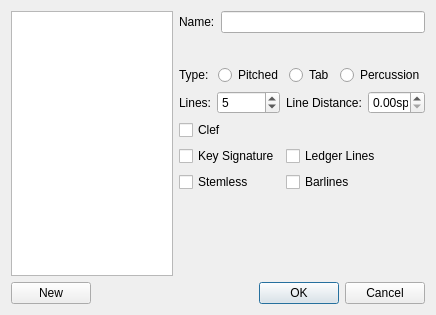
This is mscore/mscore/stafftype.ui in musescore/musescore-old as Qt 5 draws it before an edit. The edited form follows.
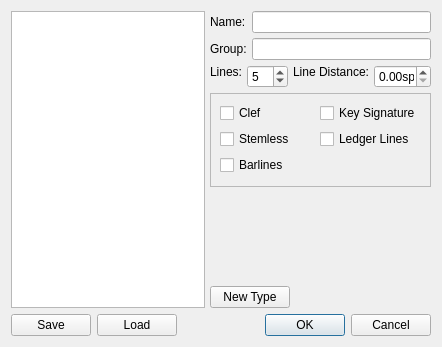
This is the edited form.

Commit message: edit staff type updates

What changed in the file:
```diff
--- a/mscore/mscore/stafftype.ui
+++ b/mscore/mscore/stafftype.ui
@@ -6,15 +6,20 @@
    <rect>
     <x>0</x>
     <y>0</y>
-    <width>436</width>
-    <height>315</height>
+    <width>442</width>
+    <height>347</height>
    </rect>
   </property>
   <property name="windowTitle">
    <string>MuseScore: Edit Staff Type</string>
   </property>
-  <layout class="QGridLayout" name="gridLayout">
-   <item row="0" column="0" rowspan="8">
+  <layout class="QVBoxLayout" name="verticalLayout_2">
+   <item>
+    <layout class="QHBoxLayout" name="horizontalLayout_4">
+     <property name="spacing">
+      <number>5</number>
+     </property>
+     <item>
     <widget class="QListWidget" name="staffTypeList">
      <property name="sizePolicy">
       <sizepolicy hsizetype="Preferred" vsizetype="Expanding">
@@ -27,63 +32,70 @@
      </property>
     </widget>
    </item>
-   <item row="0" column="1" colspan="2">
+     <item>
+      <layout class="QVBoxLayout" name="verticalLayout">
+       <property name="spacing">
+        <number>5</number>
+       </property>
+       <item>
     <layout class="QFormLayout" name="formLayout_3">
-     <item row="0" column="0">
+         <property name="fieldGrowthPolicy">
+          <enum>QFormLayout::ExpandingFieldsGrow</enum>
+         </property>
+         <item row="1" column="0">
       <widget class="QLabel" name="label">
        <property name="text">
         <string>Name:</string>
        </property>
       </widget>
      </item>
-     <item row="0" column="1">
+         <item row="1" column="1">
       <widget class="QLineEdit" name="name"/>
      </item>
-    </layout>
-   </item>
-   <item row="2" column="1" colspan="2">
-    <layout class="QHBoxLayout" name="horizontalLayout">
-     <item>
+         <item row="2" column="0">
       <widget class="QLabel" name="label_2">
        <property name="text">
-        <string>Type:</string>
+            <string>Group:</string>
        </property>
       </widget>
      </item>
-     <item>
-      <widget class="QRadioButton" name="typePitched">
-       <property name="text">
-        <string>Pitched</string>
-       </property>
-      </widget>
-     </item>
-     <item>
-      <widget class="QRadioButton" name="typeTab">
-       <property name="text">
-        <string>Tab</string>
-       </property>
-      </widget>
-     </item>
-     <item>
-      <widget class="QRadioButton" name="typePercussion">
-       <property name="text">
-        <string>Percussion</string>
+         <item row="2" column="1">
+          <widget class="QLineEdit" name="staffGroup">
+           <property name="readOnly">
+            <bool>true</bool>
        </property>
       </widget>
      </item>
     </layout>
    </item>
-   <item row="3" column="1">
+       <item>
+        <layout class="QHBoxLayout" name="horizontalLayout_3">
+         <item>
     <layout class="QFormLayout" name="formLayout">
      <item row="0" column="0">
       <widget class="QLabel" name="label_3">
+             <property name="sizePolicy">
+              <sizepolicy hsizetype="Fixed" vsizetype="Fixed">
+               <horstretch>0</horstretch>
+               <verstretch>0</verstretch>
+              </sizepolicy>
+             </property>
        <property name="text">
         <string>Lines:</string>
        </property>
+             <property name="margin">
+              <number>5</number>
+             </property>
       </widget>
      </item>
      <item row="0" column="1">
       <widget class="QSpinBox" name="lines">
+             <property name="sizePolicy">
+              <sizepolicy hsizetype="Preferred" vsizetype="Fixed">
+               <horstretch>0</horstretch>
+               <verstretch>0</verstretch>
+              </sizepolicy>
+             </property>
        <property name="minimum">
         <number>1</number>
        </property>
@@ -97,13 +109,25 @@
      </item>
     </layout>
    </item>
-   <item row="3" column="2">
+         <item>
     <layout class="QFormLayout" name="formLayout_2">
      <item row="0" column="0">
       <widget class="QLabel" name="label_4">
+             <property name="sizePolicy">
+              <sizepolicy hsizetype="Fixed" vsizetype="Fixed">
+               <horstretch>0</horstretch>
+               <verstretch>0</verstretch>
+              </sizepolicy>
+             </property>
        <property name="text">
         <string>Line Distance:</string>
        </property>
+             <property name="alignment">
+              <set>Qt::AlignRight|Qt::AlignTrailing|Qt::AlignVCenter</set>
+             </property>
+             <property name="margin">
+              <number>5</number>
+             </property>
       </widget>
      </item>
      <item row="0" column="1">
@@ -121,35 +145,89 @@
      </item>
     </layout>
    </item>
-   <item row="4" column="1">
-    <widget class="QCheckBox" name="useClef">
+        </layout>
+       </item>
+       <item>
+        <widget class="QStackedWidget" name="stack">
+         <property name="frameShape">
+          <enum>QFrame::StyledPanel</enum>
+         </property>
+         <property name="frameShadow">
+          <enum>QFrame::Sunken</enum>
+         </property>
+         <property name="lineWidth">
+          <number>2</number>
+         </property>
+         <property name="currentIndex">
+          <number>0</number>
+         </property>
+         <widget class="QWidget" name="page">
+          <layout class="QGridLayout" name="gridLayout">
+           <item row="3" column="0">
+            <widget class="QCheckBox" name="useBarlines">
+             <property name="text">
+              <string>Barlines</string>
+             </property>
+            </widget>
+           </item>
+           <item row="0" column="0">
+            <widget class="QCheckBox" name="useClefPitched">
+             <property name="toolTip">
+              <string/>
+             </property>
      <property name="text">
       <string>Clef</string>
      </property>
     </widget>
    </item>
-   <item row="5" column="1">
+           <item row="2" column="0">
+            <widget class="QCheckBox" name="stemless">
+             <property name="text">
+              <string>Stemless</string>
+             </property>
+            </widget>
+           </item>
+           <item row="0" column="1">
     <widget class="QCheckBox" name="useKeysig">
      <property name="text">
       <string>Key Signature</string>
      </property>
     </widget>
    </item>
-   <item row="5" column="2">
+           <item row="2" column="1">
     <widget class="QCheckBox" name="useLedgerLines">
      <property name="text">
       <string>Ledger Lines</string>
      </property>
     </widget>
    </item>
-   <item row="6" column="2">
-    <widget class="QCheckBox" name="useBarlines">
+          </layout>
+         </widget>
+         <widget class="QWidget" name="page_2">
+          <layout class="QGridLayout" name="gridLayout_2">
+           <item row="0" column="0">
+            <widget class="QCheckBox" name="useClefTablature">
      <property name="text">
-      <string>Barlines</string>
+              <string>Clef</string>
      </property>
     </widget>
    </item>
-   <item row="7" column="1">
+          </layout>
+         </widget>
+         <widget class="QWidget" name="page_3">
+          <layout class="QGridLayout" name="gridLayout_3">
+           <item row="0" column="0">
+            <widget class="QCheckBox" name="useClef_Percussion">
+             <property name="text">
+              <string>Clef</string>
+             </property>
+            </widget>
+           </item>
+          </layout>
+         </widget>
+        </widget>
+       </item>
+       <item>
     <spacer name="verticalSpacer">
      <property name="orientation">
       <enum>Qt::Vertical</enum>
@@ -157,17 +235,52 @@
      <property name="sizeHint" stdset="0">
       <size>
        <width>20</width>
-       <height>40</height>
+           <height>68</height>
       </size>
      </property>
     </spacer>
    </item>
-   <item row="8" column="0" colspan="3">
-    <layout class="QHBoxLayout" name="horizontalLayout_2">
+       <item>
+        <layout class="QHBoxLayout" name="horizontalLayout">
      <item>
       <widget class="QPushButton" name="newType">
        <property name="text">
-        <string>New</string>
+            <string>New Type</string>
+           </property>
+          </widget>
+         </item>
+         <item>
+          <spacer name="horizontalSpacer_2">
+           <property name="orientation">
+            <enum>Qt::Horizontal</enum>
+           </property>
+           <property name="sizeHint" stdset="0">
+            <size>
+             <width>40</width>
+             <height>20</height>
+            </size>
+           </property>
+          </spacer>
+         </item>
+        </layout>
+       </item>
+      </layout>
+     </item>
+    </layout>
+   </item>
+   <item>
+    <layout class="QHBoxLayout" name="horizontalLayout_2">
+     <item>
+      <widget class="QPushButton" name="save">
+       <property name="text">
+        <string>Save</string>
+       </property>
+      </widget>
+     </item>
+     <item>
+      <widget class="QPushButton" name="load">
+       <property name="text">
+        <string>Load</string>
        </property>
       </widget>
      </item>
@@ -196,29 +309,6 @@
      </item>
     </layout>
    </item>
-   <item row="1" column="1">
-    <spacer name="verticalSpacer_2">
-     <property name="orientation">
-      <enum>Qt::Vertical</enum>
-     </property>
-     <property name="sizeType">
-      <enum>QSizePolicy::Fixed</enum>
-     </property>
-     <property name="sizeHint" stdset="0">
-      <size>
-       <width>20</width>
-       <height>20</height>
-      </size>
-     </property>
-    </spacer>
-   </item>
-   <item row="6" column="1">
-    <widget class="QCheckBox" name="stemless">
-     <property name="text">
-      <string>Stemless</string>
-     </property>
-    </widget>
-   </item>
   </layout>
  </widget>
  <resources/>
```
Left out of the diff: 3 changed lines with no effect on the pictures. Lines whose indentation alone changed are shown as unchanged. The commit also changes 1 other file.
